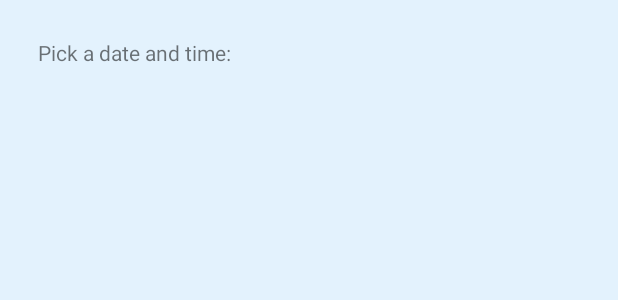
After one commit to TeknoMatik/iReminder, an Android app: the layout add_reminder_dialog.xml on its own in the app's theme, with its tools: preview values and no code run, on a phone screen of 412 x 824 dp. The commit adds this screen. Shown: the top 300 px of the screen. Run offline under Robolectric (Android 15) with nearby library versions, the phone set to English and light mode, and no system bars.

Commit message:
[Reminders] add simple logic for adding reminders to an item.

```diff
--- a/app/src/main/java/com/rg/ireminders/db/utils/TaskUtils.java
+++ b/app/src/main/java/com/rg/ireminders/db/utils/TaskUtils.java
@@ -20,6 +20,8 @@ public interface TaskUtils {
 
   void changeTaskStatus(Long id, Long listId, boolean completed);
 
+  void addReminder(Long id, Long listId, Long dueDate);
+
   public static class Factory {
     private static Factory instance = new Factory();
 
--- a/app/src/main/java/com/rg/ireminders/ui/activities/TaskItemsActivity.java
+++ b/app/src/main/java/com/rg/ireminders/ui/activities/TaskItemsActivity.java
@@ -6,12 +6,14 @@ import android.os.Bundle;
 import android.view.View;
 import android.view.ViewTreeObserver;
 import com.rg.ireminders.R;
+import com.rg.ireminders.ui.adapters.TaskItemsCursorAdapter;
 
 public class TaskItemsActivity extends BaseActivity {
 
   public static final String TASK_LIST_ID_ARG = "taskListId";
   public static final String TASK_LIST_DETAILS_ARG = "taskListDetails";
   public static final String TASK_LIST_COLOR_ARG = "taskListColor";
+  public static final String TASK_ITEM_ID = "itemId";
 
   @Override
   protected void onCreate(Bundle savedInstanceState) {
--- /dev/null
+++ b/app/src/main/res/layout/add_reminder_dialog.xml
@@ -0,0 +1,38 @@
+<?xml version="1.0" encoding="utf-8"?>
+<RelativeLayout xmlns:android="http://schemas.android.com/apk/res/android"
+    android:orientation="vertical"
+    android:layout_width="match_parent"
+    android:layout_height="match_parent"
+
+    android:padding="25dp"
+    >
+
+  <TextView
+      android:layout_width="wrap_content"
+      android:layout_height="wrap_content"
+      android:text="@string/pick_a_date_tittle"
+      android:id="@+id/textView"
+      android:layout_alignParentTop="true"
+      />
+
+    <Button
+        android:layout_width="wrap_content"
+        android:layout_height="wrap_content"
+        android:id="@+id/dateButton"
+        android:layout_below="@+id/textView"
+        android:layout_alignParentLeft="true"
+        android:layout_alignParentStart="true"
+        android:layout_toLeftOf="@+id/button2"
+        android:layout_toStartOf="@+id/button2"
+        android:gravity="start|center_vertical"
+        style="?android:attr/borderlessButtonStyle"
+        />
+    <Button
+        android:layout_width="wrap_content"
+        android:layout_height="wrap_content"
+        android:id="@+id/timeButton"
+        android:gravity="start|center_vertical"
+        style="?android:attr/borderlessButtonStyle"
+        android:layout_alignTop="@+id/dateButton" android:layout_toRightOf="@+id/dateButton"
+        android:layout_toEndOf="@+id/dateButton"/>
+</RelativeLayout>
--- a/app/src/main/res/layout/task_item_add.xml
+++ b/app/src/main/res/layout/task_item_add.xml
@@ -11,7 +11,7 @@
     <RadioButton
         android:layout_width="wrap_content"
         android:layout_height="wrap_content"
-        android:id="@+id/radioButton"
+        android:id="@+id/statusCheckBox"
         android:layout_gravity="center"
         android:layout_row="0"
         android:layout_column="0"
--- a/app/src/main/res/values-v21/styles.xml
+++ b/app/src/main/res/values-v21/styles.xml
@@ -33,6 +33,4 @@
     </item>
     <item name="background">@color/primary</item>
   </style>
-
-
 </resources>
--- a/app/src/main/res/values/strings.xml
+++ b/app/src/main/res/values/strings.xml
@@ -13,4 +13,7 @@
   <string name="show_hidden">Show hidden</string>
   <string name="notif_tittle">Reminder:</string>
   <string name="add_task_edit_text_hint">Tap to add a new item</string>
+  <string name="pick_a_date_tittle">Pick a date and time:</string>
+  <string name="add_a_reminder_dialog_tittle">Add a reminder</string>
+  <string name="done_button">Done</string>
 </resources>
```
Also changed, not shown: app/src/main/java/com/rg/ireminders/db/utils/impl/TaskUtilsImpl.java (+12 -3 lines), app/src/main/java/com/rg/ireminders/ui/adapters/TaskItemsCursorAdapter.java (+47 -9 lines), app/src/main/java/com/rg/ireminders/ui/dialogs/AddReminderDialogFragment.java (added, +103 -0 lines), app/src/main/java/com/rg/ireminders/ui/fragments/TaskItemsFragment.java (+12 -2 lines), app/src/main/res/layout/task_item.xml (+14 -2 lines), app/src/main/res/drawable-hdpi/ic_action_alarm_add.png (added), app/src/main/res/drawable-mdpi/ic_action_alarm_add.png (added), app/src/main/res/drawable-xhdpi/ic_action_alarm_add.png (added), app/src/main/res/drawable-xxhdpi/ic_action_alarm_add.png (added), app/src/main/res/drawable-xxxhdpi/ic_action_alarm_add.png (added).
